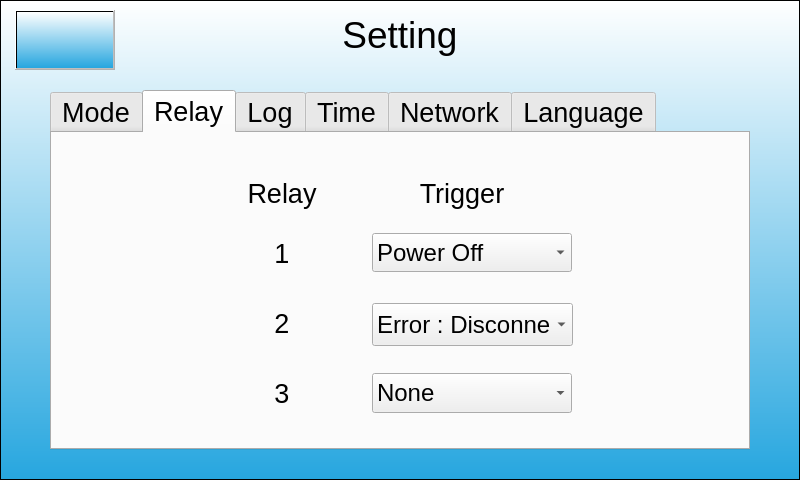
This is settingdialog.ui in Keithsys730/ERC_UI_DEMO as Qt 5 draws it before an edit. The edited form follows.
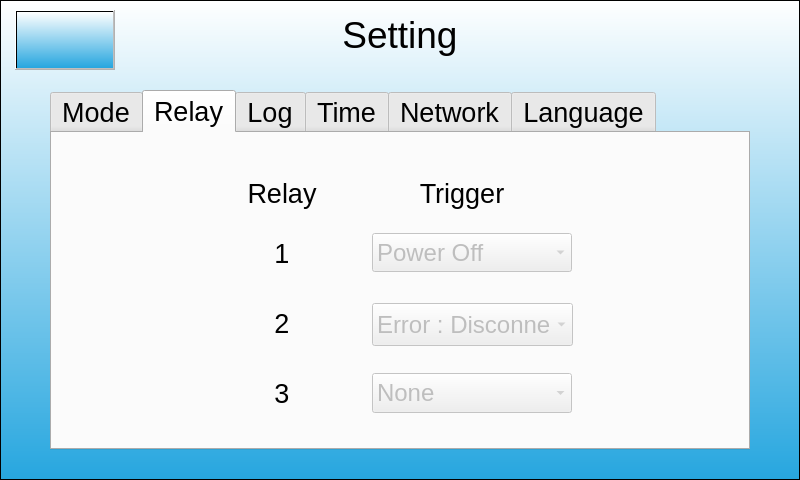
This is the edited form. The open tabs and pages were chosen to show the change. Icons and pictures are not drawn.

Commit message: Adjust objects of UI.

Diff of the .ui file:
```diff
--- a/settingdialog.ui
+++ b/settingdialog.ui
@@ -334,6 +334,9 @@
      </property>
     </widget>
     <widget class="QComboBox" name="relay1TriggerComboBox">
+     <property name="enabled">
+      <bool>false</bool>
+     </property>
      <property name="geometry">
       <rect>
        <x>320</x>
@@ -387,6 +390,9 @@
      </item>
     </widget>
     <widget class="QComboBox" name="relay2TriggerComboBox">
+     <property name="enabled">
+      <bool>false</bool>
+     </property>
      <property name="geometry">
       <rect>
        <x>320</x>
@@ -425,6 +431,9 @@
      </item>
     </widget>
     <widget class="QComboBox" name="relay3TriggerComboBox">
+     <property name="enabled">
+      <bool>false</bool>
+     </property>
      <property name="geometry">
       <rect>
        <x>320</x>
```
Left out of the diff: 9 changed lines with no effect on the pictures. The commit also changes 2 other files.
